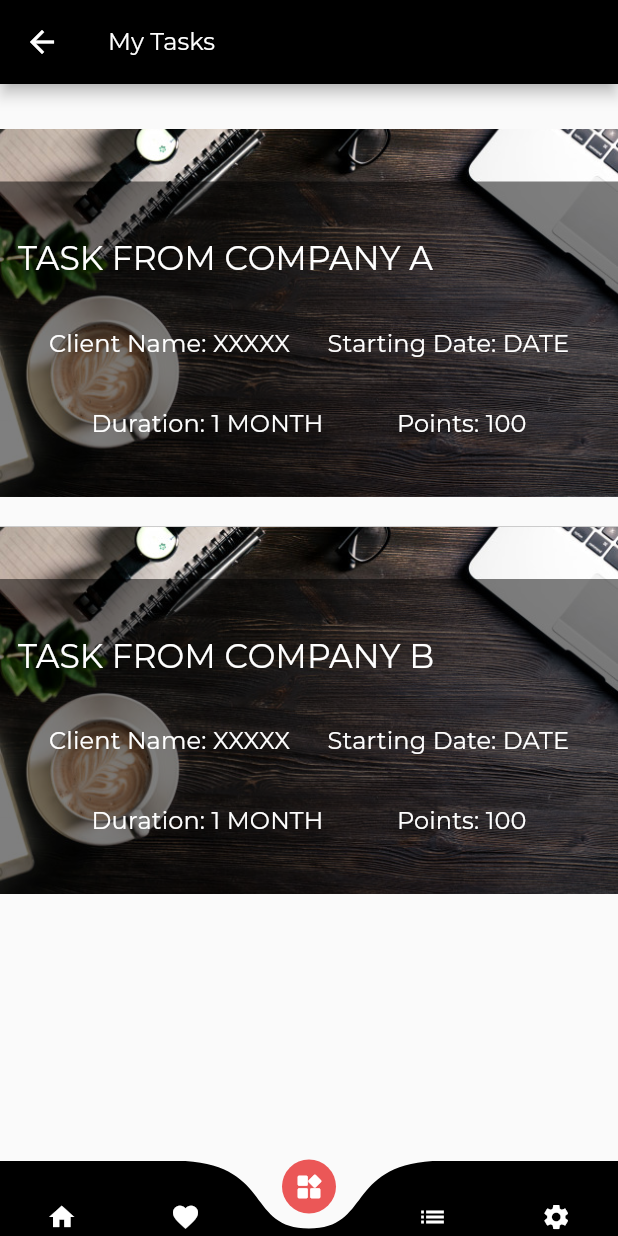
After one commit to Jazz-hash/Google-Solution-Challenge, a Flutter app: the DashboardPage screen opened by its route, item 3 of the bottom bar chosen, on a phone screen of 412 x 824 dp. The commit adds this screen. Run offline on Flutter 3.47's test engine with Material 2 defaults, Android fonts, the phone set to English and light mode, and no system bars; drawn by our look-alikes of curved_navigation_bar; our stand-ins replace cloud_firestore, firebase_auth, firebase_core, get, google_sign_in, page_transition and 2 more; missing offline and left inert: bezier_chart, flutter_sparkline, folding_cell; accounts and stored records are empty.

Commit message:
main feed page added

```diff
--- a/lib/models/Task.dart
+++ b/lib/models/Task.dart
@@ -62,6 +62,43 @@ class Task {
     ];
   }
 
+  static List<Task> fetchAllavailable() {
+    return [
+      Task(
+        id: 1,
+        title: "Task from Company A",
+        description:
+            "Lorem Ipsum is simply dummy text of the printing and typesetting industry. Lorem Ipsum has been the industry's standard dummy text ever since the 1500s, when an unknown printer took a galley of type and scrambled it to make a type specimen book. It has survived not only five centuries, but also the leap into electronic typesetting, remaining essentially unchanged. It was popularised in the 1960s with the release of Letraset sheets containing Lorem Ipsum passages, and more recently with desktop publishing software like Aldus PageMaker including versions of Lorem Ipsum.",
+        status: "In-Progress",
+        client: Client(
+          name: "Batman",
+          profileUrl: "bizzhome:batman",
+        ),
+        assignedDate: "date",
+        duration: "1 month",
+        points: "100",
+        pointsEarned: "0",
+        imagePath: "assets/images/background.jpg",
+      ),
+      Task(
+        id: 2,
+        title: "Task from Company B",
+        description:
+            "Lorem Ipsum is simply dummy text of the printing and typesetting industry. Lorem Ipsum has been the industry's standard dummy text ever since the 1500s, when an unknown printer took a galley of type and scrambled it to make a type specimen book. It has survived not only five centuries, but also the leap into electronic typesetting, remaining essentially unchanged. It was popularised in the 1960s with the release of Letraset sheets containing Lorem Ipsum passages, and more recently with desktop publishing software like Aldus PageMaker including versions of Lorem Ipsum.",
+        status: "Completed",
+        client: Client(
+          name: "Batman",
+          profileUrl: "bizzhome:batman",
+        ),
+        assignedDate: "date",
+        duration: "1 month",
+        points: "100",
+        pointsEarned: "100",
+        imagePath: "assets/images/background.jpg",
+      ),
+    ];
+  }
+
   static Task fetchByID(int taskID) {
     // NOTE: this will replaced by a proper API call
     List<Task> tasks = Task.fetchAll();
--- /dev/null
+++ b/lib/screens/FeedPage.dart
@@ -0,0 +1,73 @@
+import 'package:bizzhome/app.dart';
+import 'package:bizzhome/widgets/imageBanner.dart';
+import 'package:bizzhome/widgets/FeedTileOverlay.dart';
+import 'package:flutter/material.dart';
+import 'package:bizzhome/models/Task.dart';
+
+class FeedPage extends StatelessWidget {
+  _onTaskTap(BuildContext context, int taskID) {
+    Navigator.pushNamed(context, TaskDetailRoute, arguments: {"id": taskID});
+  }
+
+  _onTaskTypeTap(BuildContext context, String type) {
+    final tasks = Task.fetchInProgress(type);
+    for (var i = 0; i < tasks.length; i++) {
+      debugPrint(tasks[i].title);
+    }
+  }
+
+  @override
+  Widget build(BuildContext context) {
+    final tasks = Task.fetchAllavailable();
+
+    return Scaffold(
+      appBar: AppBar(
+        title: Text("My Tasks"),
+        backgroundColor: Colors.black,
+        brightness: Brightness.light,
+      ),
+      body: Container(
+        margin: EdgeInsets.symmetric(vertical: 10),
+        child: Column(
+          children: [
+            Expanded(
+              child: Padding(
+                padding: EdgeInsets.symmetric(vertical: 10),
+                child: ListView.builder(
+                  itemCount: tasks.length,
+                  itemBuilder: (context, index) =>
+                      _itemBuilder(context, tasks[index]),
+                ),
+              ),
+            ),
+          ],
+        ),
+      ),
+    );
+  }
+
+  Widget _itemBuilder(BuildContext context, task) {
+    return Container(
+      margin: EdgeInsets.symmetric(vertical: 10),
+      child: GestureDetector(
+        onTap: () => _onTaskTap(context, task.id),
+        key: Key('task_list_item_${task.id}'),
+        child: Container(
+          height: 245.0,
+          child: Stack(
+            children: [
+              ImageBanner(assetPath: task.imagePath),
+              FeedTileOverlay(
+                task.title,
+                task.assignedDate,
+                task.description,
+                task.duration,
+                task.points,
+              ),
+            ],
+          ),
+        ),
+      ),
+    );
+  }
+}
--- /dev/null
+++ b/lib/widgets/FeedTaskTile.dart
@@ -0,0 +1,79 @@
+import 'package:bizzhome/styles.dart';
+import 'package:flutter/material.dart';
+import 'package:bizzhome/models/Client.dart';
+
+const TaskTileHeight = 200.0;
+
+class FeedTaskTile extends StatelessWidget {
+  final String title;
+  final String date;
+  final String description;
+  final String duration;
+  final String points;
+  final bool darkTheme;
+
+  FeedTaskTile(this.title, this.date, this.description, this.duration,
+      this.points, this.darkTheme);
+
+  @override
+  Widget build(BuildContext context) {
+    final textColor = this.darkTheme ? TextColorLight : TextColorDark;
+
+    return Container(
+      padding: EdgeInsets.symmetric(horizontal: DefaultPaddingHorizontal),
+      height: TaskTileHeight,
+      child: Column(
+          mainAxisAlignment: MainAxisAlignment.spaceEvenly,
+          crossAxisAlignment: CrossAxisAlignment.start,
+          children: [
+            Text(
+              title.toUpperCase(),
+              overflow: TextOverflow.ellipsis,
+              maxLines: 1,
+              style:
+                  Theme.of(context).textTheme.title.copyWith(color: textColor),
+            ),
+            Row(
+              mainAxisAlignment: MainAxisAlignment.spaceEvenly,
+              crossAxisAlignment: CrossAxisAlignment.start,
+              children: [
+                Text(
+                  "Client Name: XXXXX ",
+                  style: Theme.of(context)
+                      .textTheme
+                      .subtitle
+                      .copyWith(color: textColor),
+                ),
+                Text(
+                  "Starting Date: " + date.toUpperCase(),
+                  style: Theme.of(context)
+                      .textTheme
+                      .subtitle
+                      .copyWith(color: textColor),
+                ),
+              ],
+            ),
+            Row(
+              mainAxisAlignment: MainAxisAlignment.spaceEvenly,
+              crossAxisAlignment: CrossAxisAlignment.start,
+              children: [
+                Text(
+                  "Duration: " + duration.toUpperCase(),
+                  style: Theme.of(context)
+                      .textTheme
+                      .subtitle
+                      .copyWith(color: textColor),
+                ),
+                Text(
+                  "Points: " + points.toUpperCase(),
+                  style: Theme.of(context)
+                      .textTheme
+                      .subtitle
+                      .copyWith(color: textColor),
+                ),
+              ],
+            ),
+          ]),
+    );
+  }
+}
--- /dev/null
+++ b/lib/widgets/FeedTileOverlay.dart
@@ -0,0 +1,35 @@
+import 'package:bizzhome/widgets/taskTile.dart';
+import 'package:flutter/material.dart';
+import 'package:bizzhome/models/Client.dart';
+import 'package:bizzhome/widgets/FeedTaskTile.dart';
+
+class FeedTileOverlay extends StatelessWidget {
+  final String title;
+  final String date;
+  final String description;
+  final String duration;
+  final String points;
+
+  FeedTileOverlay(
+    this.title,
+    this.date,
+    this.description,
+    this.duration,
+    this.points,
+  );
+
+  @override
+  Widget build(BuildContext context) {
+    return Column(
+      mainAxisAlignment: MainAxisAlignment.end,
+      crossAxisAlignment: CrossAxisAlignment.stretch,
+      children: [
+        Container(
+          padding: EdgeInsets.symmetric(vertical: 5.0),
+          decoration: BoxDecoration(color: Colors.black.withOpacity(0.5)),
+          child: FeedTaskTile(title, date, description, duration, points, true),
+        ),
+      ],
+    );
+  }
+}
--- a/lib/widgets/navigator.dart
+++ b/lib/widgets/navigator.dart
@@ -6,6 +6,7 @@ import 'package:bizzhome/screens/settings.dart';
 import 'package:curved_navigation_bar/curved_navigation_bar.dart';
 import 'package:flutter/material.dart';
 import 'package:flutter/services.dart';
+import 'package:bizzhome/screens/FeedPage.dart';
 
 class DashboardPage extends StatefulWidget {
   @override
@@ -18,6 +19,7 @@ class _DashboardPageState extends State<DashboardPage> {
   final List<Widget> _children = [
     HomePage(),
     MyTasksPage(),
+    FeedPage(),
     OrdersPage(),
     SettingsPage(),
   ];
@@ -42,6 +44,7 @@ class _DashboardPageState extends State<DashboardPage> {
           items: [
             Icon(Icons.home, size: 20, color: Colors.white),
             Icon(Icons.favorite, size: 20, color: Colors.white),
+            Icon(Icons.now_widgets_rounded, size: 20, color: Colors.white),
             Icon(Icons.list, size: 20, color: Colors.white),
             Icon(Icons.settings, size: 20, color: Colors.white),
           ],
```
Also changed, not shown: pubspec.lock.
